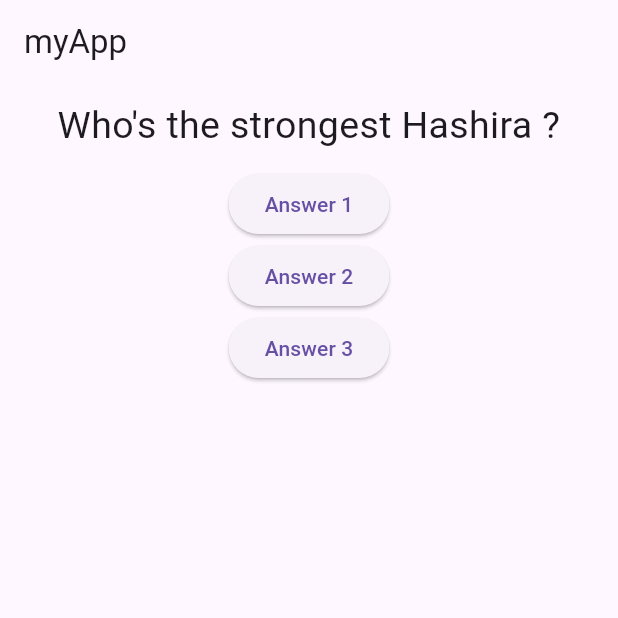
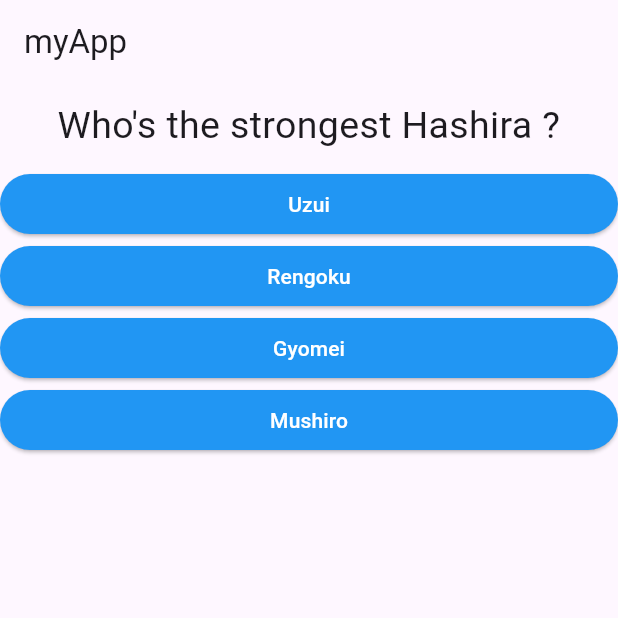
Before and after one commit to flexxy-07/Fluttering, a Flutter app: the screen it shows after launch, on a phone screen of 412 x 824 dp, the top half of it. Run offline on Flutter 3.47's test engine with Material 3 defaults, Android fonts, the phone set to English and light mode, and no system bars.

Commit message:
Mapped dynamic options

```diff
--- /dev/null
+++ b/lib/answer.dart
@@ -0,0 +1,24 @@
+import 'package:flutter/material.dart';
+
+class Answer extends StatelessWidget {
+  final Function selectHandler;
+  final String answer;
+  Answer(this.selectHandler, this.answer);
+
+  @override
+  Widget build(BuildContext context) {
+    return Container(
+      width: double.infinity,
+      child: ElevatedButton(
+
+        style: ElevatedButton.styleFrom(
+          backgroundColor: Colors.blue
+          ),
+        child: Text(answer,
+        style: TextStyle(color : Colors.white),
+        ),
+        onPressed: () => selectHandler(),
+      ),
+    );
+  }
+}
--- a/lib/main.dart
+++ b/lib/main.dart
@@ -1,33 +1,43 @@
+import 'package:first_app/answer.dart';
 import 'package:first_app/question.dart';
 import 'package:flutter/material.dart';
 
 void main() => runApp(MyApp());
 
 class MyApp extends StatefulWidget {
-   @override
+  @override
   State<StatefulWidget> createState() {
-     return _MyAppState();
+    return _MyAppState();
   }
 }
 
-
-class _MyAppState extends State<MyApp>{
+class _MyAppState extends State<MyApp> {
   var _questionIndex = 0;
-  void _answerQuestion(){
-    setState((){
-      if(_questionIndex < 2){
+  void _answerQuestion() {
+    setState(() {
+      if (_questionIndex < 2) {
         _questionIndex++;
-      }else{
+      } else {
         _questionIndex = 0;
       }
     });
   }
+
   @override
   Widget build(BuildContext context) {
-    var questions = [
-      'Who\'s the strongest Hashira ?',
-      'Who killed UpperMoon 3',
-      'Who will fight upperMoon 1 ?',
+    const questions = [
+      {
+        'question': 'Who\'s the strongest Hashira ?',
+        'answers': ['Uzui', 'Rengoku', 'Gyomei', 'Mushiro'],
+      },
+      {
+        'question': 'Who killed UpperMoon 3',
+        'answers': ['Aakaza', 'Tanjiro', 'Giyu', 'Muzan'],
+      },
+      {
+        'question': 'Who will fight upperMoon 1?',
+        'answers': ['Tanjiro', 'Gyomie', 'SnakeHashira', 'Mitsuri'],
+      },
     ];
 
     return MaterialApp(
@@ -35,10 +45,10 @@ class _MyAppState extends State<MyApp>{
         appBar: AppBar(title: Text('myApp')),
         body: Column(
           children: <Widget>[
-            Question(questions[_questionIndex]),
-            ElevatedButton(child: Text("Answer 1"), onPressed: () => _answerQuestion()),
-            ElevatedButton(child: Text("Answer 2"), onPressed: () => _answerQuestion()),
-            ElevatedButton(child: Text("Answer 3"), onPressed: () => _answerQuestion()),
+            Question(questions[_questionIndex]['question'] as String),
+            ...(questions[_questionIndex]['answers'] as List<String>)
+                .map((answer) => Answer(_answerQuestion, answer))
+                .toList(),
           ],
         ),
       ),
--- a/lib/question.dart
+++ b/lib/question.dart
@@ -2,7 +2,7 @@ import 'package:flutter/material.dart';
 import './question.dart';
 
 class Question extends StatelessWidget {
-  String questionText;
+  final String questionText;
 
   Question(this.questionText);
   @override
```
